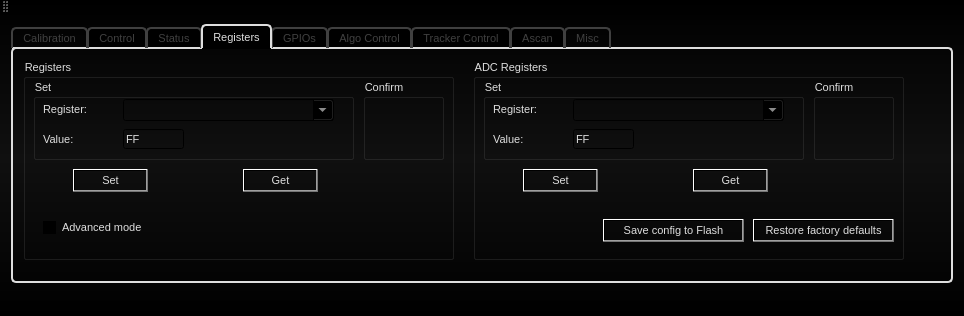
Above: src/AWLQtDemo/awlqtdemo.ui from samanwaya-jena/EVAL-ADAL6110-16-GUI before the change. Below: the same form after it.
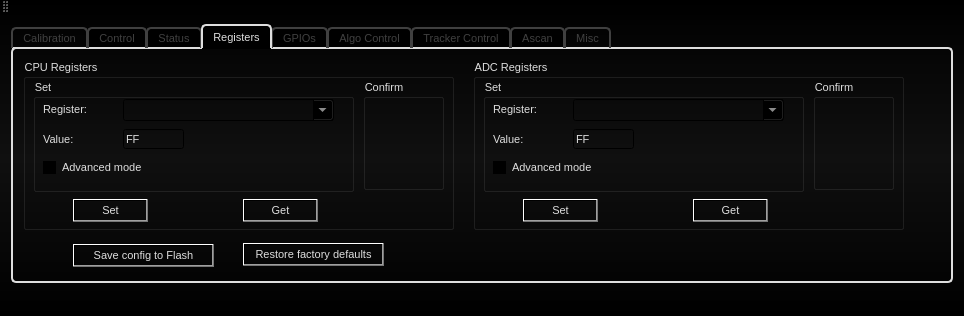
That is the form after the change. Icons and pictures are not drawn.

Commit message:
Corrected display order of FPGA and ADC Registers.
Inverted display order of FPGA and ADC Registers.
UI rearranged for Registers Tab.
Both types of registers have "Advanced Mode" check boxes.
Renamed some button actiions.

Diff of the .ui file:
```diff
--- a/src/AWLQtDemo/awlqtdemo.ui
+++ b/src/AWLQtDemo/awlqtdemo.ui
@@ -3653,17 +3653,17 @@
             <x>10</x>
             <y>10</y>
             <width>431</width>
-            <height>201</height>
+            <height>171</height>
            </rect>
           </property>
           <property name="title">
-           <string>Registers</string>
+           <string>CPU Registers</string>
           </property>
           <widget class="QPushButton" name="registerFPGASetPushButton">
            <property name="geometry">
             <rect>
              <x>50</x>
-             <y>110</y>
+             <y>140</y>
              <width>75</width>
              <height>23</height>
             </rect>
@@ -3681,7 +3681,7 @@
            <property name="geometry">
             <rect>
              <x>220</x>
-             <y>110</y>
+             <y>140</y>
              <width>75</width>
              <height>23</height>
             </rect>
@@ -3696,7 +3696,7 @@
              <x>10</x>
              <y>20</y>
              <width>321</width>
-             <height>81</height>
+             <height>113</height>
             </rect>
            </property>
            <property name="minimumSize">
@@ -3766,6 +3766,19 @@
              <bool>true</bool>
             </property>
            </widget>
+           <widget class="QCheckBox" name="checkBoxFPGAAdvanceMode">
+            <property name="geometry">
+             <rect>
+              <x>10</x>
+              <y>80</y>
+              <width>101</width>
+              <height>17</height>
+             </rect>
+            </property>
+            <property name="text">
+             <string>Advanced mode</string>
+            </property>
+           </widget>
           </widget>
           <widget class="QGroupBox" name="registerFPGAGetGroupBox">
            <property name="geometry">
@@ -3773,7 +3786,7 @@
              <x>340</x>
              <y>20</y>
              <width>81</width>
-             <height>81</height>
+             <height>111</height>
             </rect>
            </property>
            <property name="minimumSize">
@@ -3824,19 +3837,6 @@
             </property>
            </widget>
           </widget>
-          <widget class="QCheckBox" name="checkBoxAdvanceMode">
-           <property name="geometry">
-            <rect>
-             <x>20</x>
-             <y>160</y>
-             <width>101</width>
-             <height>17</height>
-            </rect>
-           </property>
-           <property name="text">
-            <string>Advanced mode</string>
-           </property>
-          </widget>
          </widget>
          <widget class="QGroupBox" name="registerADCGroupBox">
           <property name="geometry">
@@ -3844,7 +3844,7 @@
             <x>460</x>
             <y>10</y>
             <width>431</width>
-            <height>201</height>
+            <height>171</height>
            </rect>
           </property>
           <property name="title">
@@ -3854,7 +3854,7 @@
            <property name="geometry">
             <rect>
              <x>50</x>
-             <y>110</y>
+             <y>140</y>
              <width>75</width>
              <height>23</height>
             </rect>
@@ -3867,7 +3867,7 @@
            <property name="geometry">
             <rect>
              <x>220</x>
-             <y>110</y>
+             <y>140</y>
              <width>75</width>
              <height>23</height>
             </rect>
@@ -3882,7 +3882,7 @@
              <x>10</x>
              <y>20</y>
              <width>321</width>
-             <height>81</height>
+             <height>113</height>
             </rect>
            </property>
            <property name="minimumSize">
@@ -3952,6 +3952,19 @@
              <bool>true</bool>
             </property>
            </widget>
+           <widget class="QCheckBox" name="checkBoxADCAdvanceMode">
+            <property name="geometry">
+             <rect>
+              <x>10</x>
+              <y>80</y>
+              <width>101</width>
+              <height>17</height>
+             </rect>
+            </property>
+            <property name="text">
+             <string>Advanced mode</string>
+            </property>
+           </widget>
           </widget>
           <widget class="QGroupBox" name="registerADCGetGroupBox">
            <property name="geometry">
@@ -3959,7 +3972,7 @@
              <x>340</x>
              <y>20</y>
              <width>81</width>
-             <height>81</height>
+             <height>111</height>
             </rect>
            </property>
            <property name="minimumSize">
@@ -4010,11 +4023,12 @@
             </property>
            </widget>
           </widget>
-          <widget class="QPushButton" name="registerADCSaveToFlash">
+         </widget>
+         <widget class="QPushButton" name="registerSaveToFlashPushButton">
            <property name="geometry">
             <rect>
-             <x>130</x>
-             <y>160</y>
+            <x>60</x>
+            <y>195</y>
              <width>141</width>
              <height>23</height>
             </rect>
@@ -4028,11 +4042,11 @@
             <string>Save config to Flash</string>
            </property>
           </widget>
-          <widget class="QPushButton" name="registerADCRestoreFactoryDefaults">
+         <widget class="QPushButton" name="registerRestoreFactoryDefaultsPushButton">
            <property name="geometry">
             <rect>
-             <x>280</x>
-             <y>160</y>
+            <x>230</x>
+            <y>194</y>
              <width>141</width>
              <height>23</height>
             </rect>
@@ -4047,7 +4061,6 @@
            </property>
           </widget>
          </widget>
-        </widget>
         <widget class="QWidget" name="gpiosTab">
          <attribute name="title">
           <string>GPIOs</string>
```
Left out of the diff: 34 changed lines with no effect on the pictures. Lines whose indentation alone changed are shown as unchanged. The commit also changes 6 other files.
